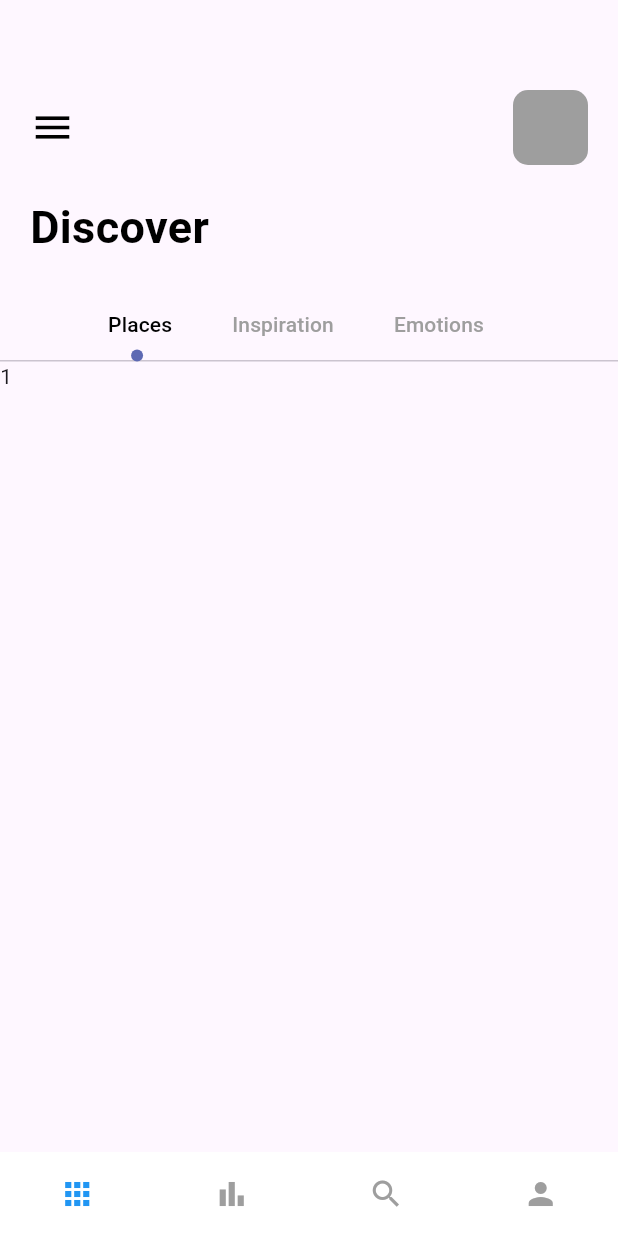
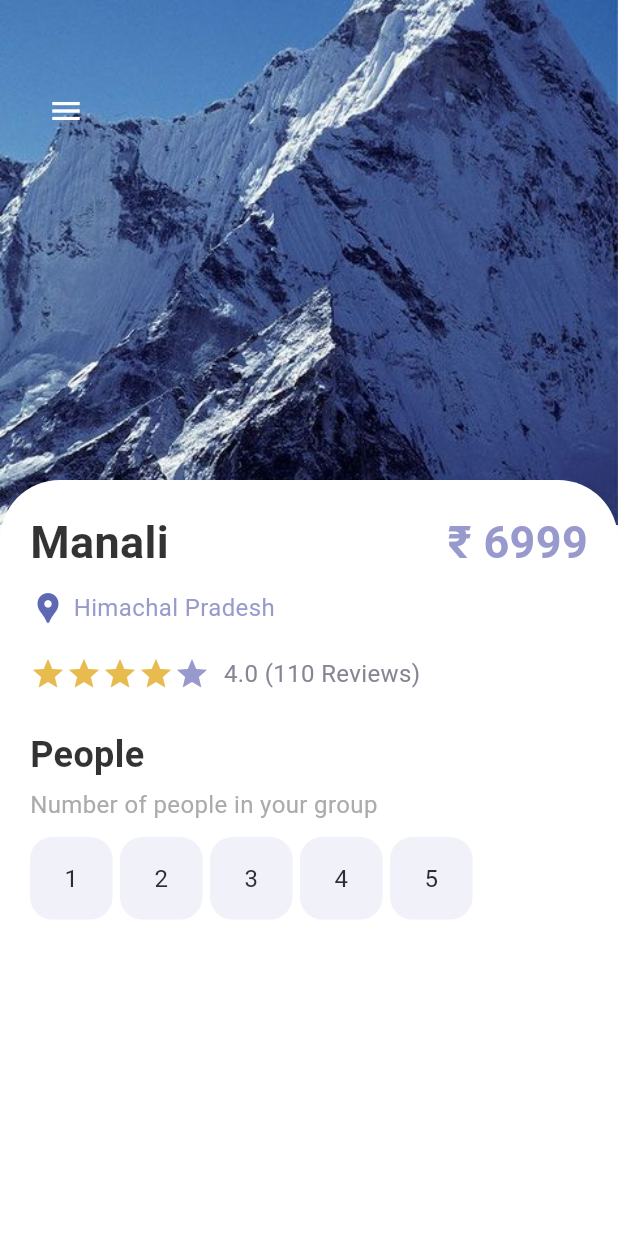
Before and after one commit to Shonu72/trip, a Flutter app: the screen it shows after launch, on a phone screen of 412 x 824 dp. Run offline on Flutter 3.47's test engine with Material 3 defaults, Android fonts, the phone set to English and light mode, and no system bars.

Commit message:
details page (till number of people)

```diff
--- a/lib/main.dart
+++ b/lib/main.dart
@@ -1,5 +1,6 @@
 import 'package:flutter/material.dart';
 import 'package:trip/navpages/main_page.dart';
+import 'package:trip/pages/details_page.dart';
 import 'package:trip/pages/welcome_page.dart';
 
 void main() {
@@ -13,12 +14,13 @@ class MyApp extends StatelessWidget {
   @override
   Widget build(BuildContext context) {
     return MaterialApp(
-      title: 'Flutter Demo',
+      debugShowCheckedModeBanner: false,
+      title: 'Trip App',
       theme: ThemeData(
         colorScheme: ColorScheme.fromSeed(seedColor: Colors.deepPurple),
         useMaterial3: true,
       ),
-      home: MainPage(),
+      home: const DetailsPage(),
     );
   }
 }
--- a/lib/navpages/home_page.dart
+++ /dev/null
@@ -1,114 +0,0 @@
-// ignore_for_file: public_member_api_docs, sort_constructors_first
-import 'package:flutter/material.dart';
-import 'package:trip/misc/colors.dart';
-
-import 'package:trip/widgets/app_large_text.dart';
-
-class HomePage extends StatefulWidget {
-  const HomePage({super.key});
-
-  @override
-  State<HomePage> createState() => _HomePageState();
-}
-
-class _HomePageState extends State<HomePage> with TickerProviderStateMixin {
-  @override
-  Widget build(BuildContext context) {
-    TabController _tabController = TabController(length: 3, vsync: this);
-    return Scaffold(
-      body: Column(
-        crossAxisAlignment: CrossAxisAlignment.start,
-        children: [
-          Container(
-            padding: const EdgeInsets.only(
-              top: 60,
-              left: 20,
-            ),
-            child: Row(
-              children: [
-                Icon(Icons.menu, size: 30, color: Colors.black),
-                Expanded(child: Container()),
-                Container(
-                  margin: const EdgeInsets.only(right: 20),
-                  width: 50,
-                  height: 50,
-                  decoration: BoxDecoration(
-                    borderRadius: BorderRadius.circular(10),
-                    color: Colors.grey,
-                  ),
-                )
-              ],
-            ),
-          ),
-          const SizedBox(height: 20),
-          Container(
-            padding: const EdgeInsets.only(left: 20),
-            child: AppLargeText(text: "Discover"),
-          ),
-          const SizedBox(height: 20),
-          Container(
-            child: Align(
-              alignment: Alignment.centerLeft,
-              child: TabBar(
-                  labelPadding: EdgeInsets.only(left: 20, right: 20),
-                  controller: _tabController,
-                  labelColor: Colors.black,
-                  unselectedLabelColor: Colors.grey,
-                  isScrollable: true,
-                  indicatorSize: TabBarIndicatorSize.label,
-                  indicator:
-                      CircleTabIndicator(color: AppColors.mainColor, radius: 4),
-                  tabs: [
-                    Tab(text: "Places"),
-                    Tab(text: "Inspiration"),
-                    Tab(text: "Emotions"),
-                  ]),
-            ),
-          ),
-          Container(
-            height: 300,
-            width: double.maxFinite,
-            child: TabBarView(controller: _tabController, children: [
-              Text("1"),
-              Text("2"),
-              Text("3"),
-            ]),
-          )
-        ],
-      ),
-    );
-  }
-}
-
-class CircleTabIndicator extends Decoration {
-  final Color color;
-  double radius;
-  CircleTabIndicator({
-    required this.color,
-    required this.radius,
-  });
-
-  @override
-  BoxPainter createBoxPainter([VoidCallback? onChanged]) {
-    return _CirclePainter(color: color, radius: radius);
-  }
-}
-
-class _CirclePainter extends BoxPainter {
-  final Color color;
-  double radius;
-  _CirclePainter({
-    required this.color,
-    required this.radius,
-  });
-  @override
-  void paint(Canvas canvas, Offset offset, ImageConfiguration configuration) {
-    Paint paint = Paint();
-    paint.color = color;
-    paint.isAntiAlias = true;
-    final Offset circleOffset = offset +
-        Offset(configuration.size!.width / 2 - radius / 2,
-            configuration.size!.height - radius);
-    canvas.drawCircle(circleOffset, radius, paint);
-  }
-}
--- a/lib/navpages/main_page.dart
+++ b/lib/navpages/main_page.dart
@@ -1,6 +1,6 @@
 import 'package:flutter/material.dart';
 import 'package:trip/navpages/bar_item_page.dart';
-import 'package:trip/navpages/home_page.dart';
+import 'package:trip/pages/home_page.dart';
 import 'package:trip/navpages/my_page.dart';
 import 'package:trip/navpages/search_page.dart';
 
--- /dev/null
+++ b/lib/pages/details_page.dart
@@ -0,0 +1,163 @@
+import 'package:flutter/material.dart';
+import 'package:trip/misc/colors.dart';
+import 'package:trip/widgets/app_button.dart';
+import 'package:trip/widgets/app_large_text.dart';
+import 'package:trip/widgets/app_text.dart';
+
+class DetailsPage extends StatefulWidget {
+  const DetailsPage({super.key});
+
+  @override
+  State<DetailsPage> createState() => _DetailsPageState();
+}
+
+class _DetailsPageState extends State<DetailsPage> {
+  int gottenStar = 4;
+  int selectedIndex = -1;
+  @override
+  Widget build(BuildContext context) {
+    return Scaffold(
+      body: Container(
+        width: double.maxFinite,
+        height: double.maxFinite,
+        child: Stack(
+          children: [
+            Positioned(
+              left: 0,
+              right: 0,
+              child: Container(
+                width: double.maxFinite,
+                height: 350,
+                decoration: BoxDecoration(
+                  image: DecorationImage(
+                    image: AssetImage("assets/mountain.jpeg"),
+                    fit: BoxFit.cover,
+                  ),
+                ),
+              ),
+            ),
+            Positioned(
+              left: 20,
+              top: 50,
+              child: Row(
+                children: [
+                  IconButton(
+                    icon: Icon(
+                      Icons.menu,
+                      color: Colors.white,
+                    ),
+                    onPressed: () {},
+                  ),
+                ],
+              ),
+            ),
+            Positioned(
+              top: 320,
+              child: Container(
+                padding: const EdgeInsets.only(top: 20, left: 20, right: 20),
+                width: MediaQuery.of(context).size.width,
+                height: 600,
+                decoration: const BoxDecoration(
+                  color: Colors.white,
+                  borderRadius: BorderRadius.only(
+                    topLeft: Radius.circular(40),
+                    topRight: Radius.circular(40),
+                  ),
+                ),
+                child: Column(
+                  crossAxisAlignment: CrossAxisAlignment.start,
+                  children: [
+                    Row(
+                      mainAxisAlignment: MainAxisAlignment.spaceBetween,
+                      children: [
+                        AppLargeText(
+                          text: "Manali",
+                          color: Colors.black.withOpacity(0.8),
+                        ),
+                        AppLargeText(
+                            text: "₹ 6999", color: AppColors.textColor1),
+                      ],
+                    ),
+                    const SizedBox(height: 10),
+                    Row(
+                      children: [
+                        Icon(
+                          Icons.location_pin,
+                          color: AppColors.mainColor,
+                        ),
+                        const SizedBox(width: 5),
+                        AppText(
+                          text: "Himachal Pradesh",
+                          color: AppColors.textColor1,
+                        ),
+                      ],
+                    ),
+                    const SizedBox(height: 20),
+                    Row(
+                      children: [
+                        Wrap(
+                          children: List.generate(5, (index) {
+                            return Icon(
+                              Icons.star,
+                              color: index < gottenStar
+                                  ? AppColors.starColor
+                                  : AppColors.textColor1,
+                            );
+                          }),
+                        ),
+                        const SizedBox(width: 5),
+                        AppText(
+                          text: " 4.0 (110 Reviews)",
+                          color: AppColors.textColor2,
+                        ),
+                      ],
+                    ),
+                    const SizedBox(height: 25),
+                    AppLargeText(
+                      text: "People",
+                      color: Colors.black.withOpacity(0.8),
+                      size: 24,
+                    ),
+                    const SizedBox(height: 5),
+                    AppText(
+                      text: "Number of people in your group",
+                      color: AppColors.mainTextColor,
+                    ),
+                    const SizedBox(height: 10),
+                    Wrap(
+                      children: List.generate(5, (index) {
+                        return InkWell(
+                          onTap: () {
+                            setState(() {
+                              selectedIndex = index;
+                            });
+                          },
+                          child: Container(
+                            padding: const EdgeInsets.only(right: 5),
+                            child: AppButtons(
+                              size: 55,
+                              color: selectedIndex == index
+                                  ? Colors.white
+                                  : AppColors.bigTextColor,
+                              backgroundcolor: selectedIndex == index
+                                  ? AppColors.mainColor
+                                  : AppColors.buttonBackground,
+                              borderColor: selectedIndex == index
+                                  ? AppColors.mainColor
+                                  : AppColors.buttonBackground,
+                              text: (index + 1).toString(),
+                            ),
+                          ),
+                        );
+                      }),
+                    )
+                  ],
+                ),
+              ),
+            ),
+          ],
+        ),
+      ),
+    );
+  }
+}
--- /dev/null
+++ b/lib/widgets/app_button.dart
@@ -0,0 +1,49 @@
+import 'package:flutter/material.dart';
+import 'package:trip/misc/colors.dart';
+import 'package:trip/widgets/app_text.dart';
+
+class AppButtons extends StatelessWidget {
+  final Color color;
+  final Color backgroundcolor;
+  final Color borderColor;
+  double size;
+  String? text;
+  IconData? icon;
+  bool? isIcon;
+
+  AppButtons(
+      {super.key,
+      this.isIcon = false,
+      this.text = "0",
+      this.icon,
+      required this.size,
+      required this.color,
+      required this.backgroundcolor,
+      required this.borderColor});
+
+  @override
+  Widget build(BuildContext context) {
+    return Container(
+      height: size,
+      width: size,
+      decoration: BoxDecoration(
+        border: Border.all(color: borderColor, width: 1.5),
+        borderRadius: BorderRadius.circular(15),
+        color: backgroundcolor,
+      ),
+      child: isIcon == false
+          ? Center(
+              child: AppText(
+                text: text!,
+                color: color,
+              ),
+            )
+          : Center(
+              child: Icon(
+                icon,
+                color: color,
+              ),
+            ),
+    );
+  }
+}
```
Also changed, not shown: lib/pages/home_page.dart (added, +254 -0 lines), assets/bike.png (added), assets/climb.png (added), assets/paragliding.png (added), assets/tent.png (added).
